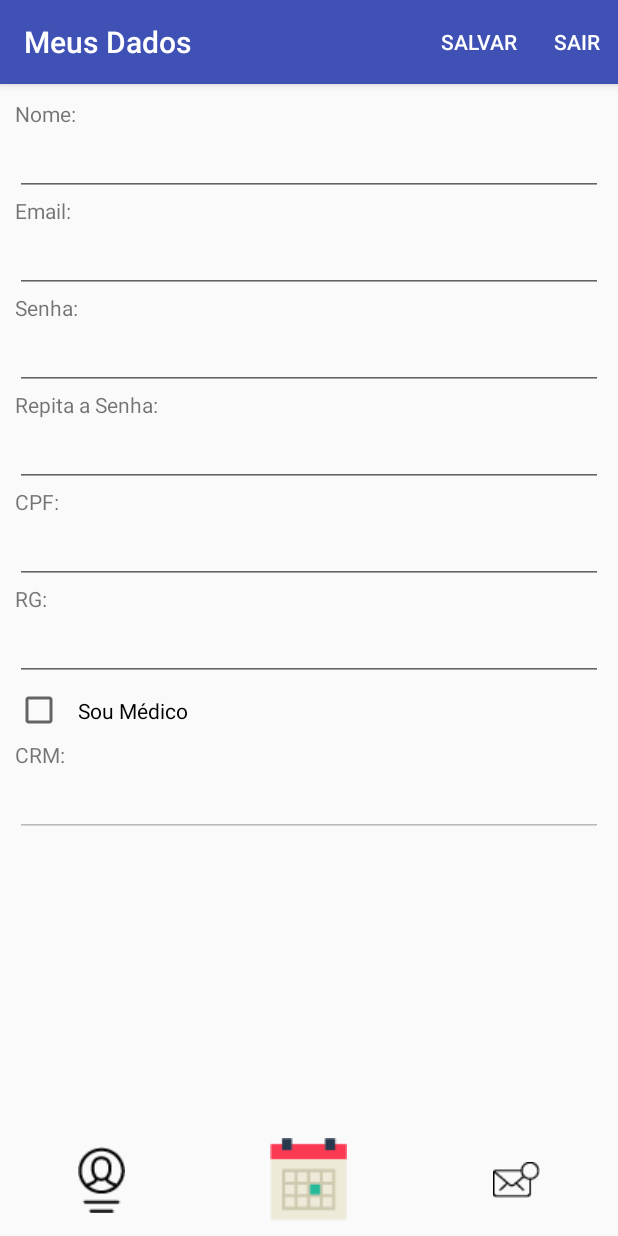
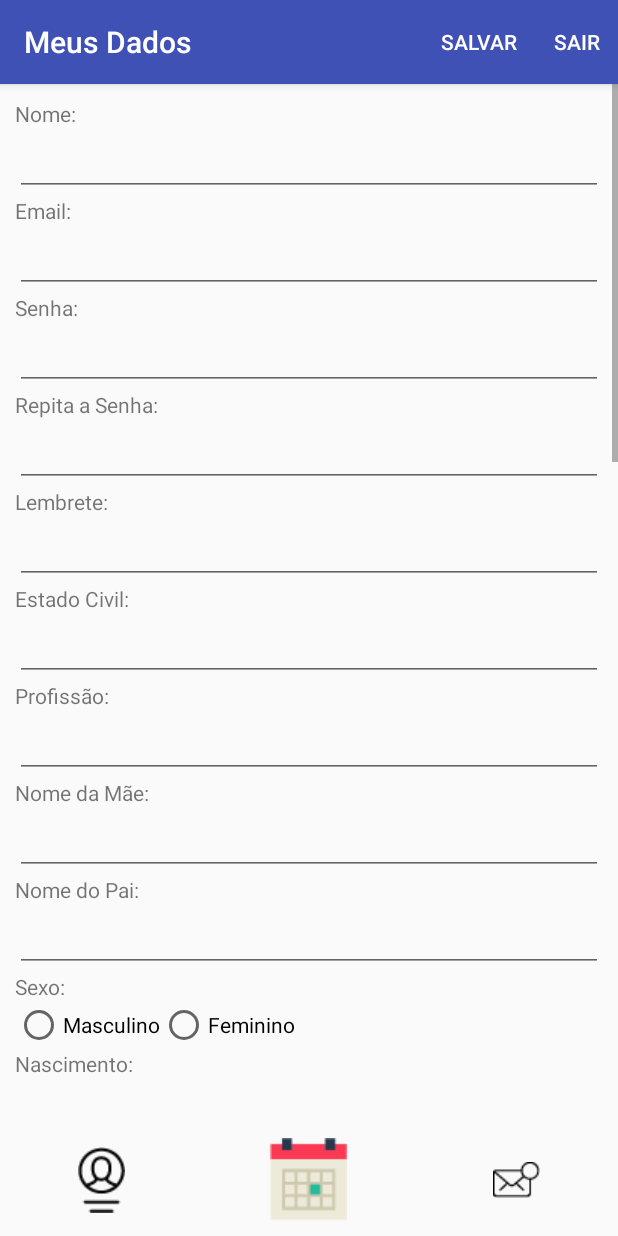
Before and after one commit to 2Luglios/ConfirmaConsulta, an Android app: the screen it shows after launch once a user with an empty profile is signed in (PrincipalActivity), after a tap on an icon or button, on a phone screen of 412 x 824 dp. Run offline under Robolectric (Android 15) with nearby library versions, the phone set to English and light mode, and no system bars; our stand-ins replace Firebase (no records; nobody signed in at launch, a user with empty details on screens opened directly).

Commit message:
Formulario completo no android

```diff
--- a/ConfirmaConsultaDroid/app/src/main/java/br/com/a2luglios/confirmaconsultadroid/fragment/FragmentMeusDados.java
+++ b/ConfirmaConsultaDroid/app/src/main/java/br/com/a2luglios/confirmaconsultadroid/fragment/FragmentMeusDados.java
@@ -4,20 +4,24 @@ import android.content.Intent;
 import android.os.Bundle;
 import android.support.annotation.Nullable;
 import android.support.v4.app.Fragment;
+import android.util.SparseBooleanArray;
 import android.view.LayoutInflater;
 import android.view.Menu;
 import android.view.MenuInflater;
 import android.view.MenuItem;
 import android.view.View;
 import android.view.ViewGroup;
+import android.widget.ArrayAdapter;
 import android.widget.CheckBox;
 import android.widget.CompoundButton;
 import android.widget.EditText;
+import android.widget.ListView;
 import android.widget.Toast;
 
 import com.google.firebase.auth.FirebaseUser;
 
 import java.util.ArrayList;
+import java.util.Arrays;
 
 import br.com.a2luglios.confirmaconsultadroid.PrincipalActivity;
 import br.com.a2luglios.confirmaconsultadroid.R;
@@ -42,6 +46,9 @@ public class FragmentMeusDados extends Fragment {
     private EditText campoRG;
     private CheckBox checkSouMedico;
     private EditText campoCRM;
+    private ListView listaEspecialidades;
+    private ListView listaPlanos;
+    private ListView listaConsultorios;
 
     @Nullable
     @Override
@@ -58,6 +65,18 @@ public class FragmentMeusDados extends Fragment {
         campoRG = (EditText) meusDados.findViewById(R.id.campoRG);
         checkSouMedico = (CheckBox) meusDados.findViewById(R.id.checkSouMedico);
         campoCRM = (EditText) meusDados.findViewById(R.id.campoCRM);
+
+        listaEspecialidades = (ListView) meusDados.findViewById(R.id.listaEspecialidades);
+        listaEspecialidades.setChoiceMode(ListView.CHOICE_MODE_MULTIPLE);
+        listaEspecialidades.setAdapter(new ArrayAdapter<String>(getContext(), android.R.layout.simple_list_item_multiple_choice, Arrays.asList("la", "lala", "lalala")));
+
+        listaPlanos = (ListView) meusDados.findViewById(R.id.listaPlanos);
+        listaPlanos.setChoiceMode(ListView.CHOICE_MODE_MULTIPLE);
+        listaPlanos.setAdapter(new ArrayAdapter<String>(getContext(), android.R.layout.simple_list_item_multiple_choice, Arrays.asList("la", "lala", "lalala")));
+
+        listaConsultorios = (ListView) meusDados.findViewById(R.id.listaConsultorios);
+        listaConsultorios.setChoiceMode(ListView.CHOICE_MODE_MULTIPLE);
+        listaConsultorios.setAdapter(new ArrayAdapter<String>(getContext(), android.R.layout.simple_list_item_multiple_choice, Arrays.asList("la", "lala", "lalala")));
 
         Usuario usuario = new Preferencias(getContext()).getUsuario();
         if ( usuario.getToken().equals("") ) {
@@ -154,4 +173,34 @@ public class FragmentMeusDados extends Fragment {
         }
         return super.onOptionsItemSelected(item);
     }
+
+    public void pegaClicado(View v) {
+//        SparseBooleanArray checked = listView.getCheckedItemPositions();
+//        ArrayList<String> selectedItems = new ArrayList<String>();
+//        for (int i = 0; i < checked.size(); i++) {
+//            // Item position in adapter
+//            int position = checked.keyAt(i);
+//            // Add sport if it is checked i.e.) == TRUE!
+//            if (checked.valueAt(i))
+//                selectedItems.add(adapter.getItem(position));
+//        }
+//
+//        String[] outputStrArr = new String[selectedItems.size()];
+//
+//        for (int i = 0; i < selectedItems.size(); i++) {
+//            outputStrArr[i] = selectedItems.get(i);
+//        }
+//
+//        Intent intent = new Intent(getContext(),ResultActivity.class);
+//
+//        // Create a bundle object
+//        Bundle b = new Bundle();
+//        b.putStringArray("selectedItems", outputStrArr);
+//
+//        // Add the bundle to the intent.
+//        intent.putExtras(b);
+//
+//        // start the ResultActivity
+//        startActivity(intent);
+    }
 }
--- a/ConfirmaConsultaDroid/app/src/main/java/br/com/a2luglios/confirmaconsultadroid/modelo/MapContato.java
+++ b/ConfirmaConsultaDroid/app/src/main/java/br/com/a2luglios/confirmaconsultadroid/modelo/MapContato.java
@@ -11,7 +11,8 @@ public class MapContato implements MapaFirebase {
 
     private String email;
     private String celular;
-    private String telefone;
+    private String telefoneResidencial;
+    private String telefoneComercial;
     private String contatoEmergencia;
     private String telefoneEmergencia;
 
@@ -31,12 +32,20 @@ public class MapContato implements MapaFirebase {
         this.celular = celular;
     }
 
-    public String getTelefone() {
-        return telefone;
+    public String getTelefoneResidencial() {
+        return telefoneResidencial;
     }
 
-    public void setTelefone(String telefone) {
-        this.telefone = telefone;
+    public void setTelefoneResidencial(String telefoneResidencial) {
+        this.telefoneResidencial = telefoneResidencial;
+    }
+
+    public String getTelefoneComercial() {
+        return telefoneComercial;
+    }
+
+    public void setTelefoneComercial(String telefoneComercial) {
+        this.telefoneComercial = telefoneComercial;
     }
 
     public String getContatoEmergencia() {
@@ -60,7 +69,8 @@ public class MapContato implements MapaFirebase {
         Map<String, Object> mapa = new HashMap<>();
         mapa.put("email", email);
         mapa.put("celular", celular);
-        mapa.put("telefone", telefone);
+        mapa.put("telefoneComercial", telefoneComercial);
+        mapa.put("telefoneResidencial", telefoneResidencial);
         mapa.put("contatoEmergencia", contatoEmergencia);
         mapa.put("telefoneEmergencia", telefoneEmergencia);
         return mapa;
@@ -70,7 +80,8 @@ public class MapContato implements MapaFirebase {
     public void setMapa(Map<String, Object> mapa) {
         email = (String) mapa.get("email");
         celular = (String) mapa.get("celular");
-        telefone = (String) mapa.get("telefone");
+        telefoneComercial = (String) mapa.get("telefoneComercial");
+        telefoneResidencial = (String) mapa.get("telefoneResidencial");
         contatoEmergencia = (String) mapa.get("contatoEmergencia");
         telefoneEmergencia = (String) mapa.get("telefoneEmergencia");
     }
--- a/ConfirmaConsultaDroid/app/src/main/res/layout/fragment_meus_dados.xml
+++ b/ConfirmaConsultaDroid/app/src/main/res/layout/fragment_meus_dados.xml
@@ -63,6 +63,106 @@
             android:inputType="textPassword" />
 
         <TextView
+            android:id="@+id/txtLembrete"
+            android:layout_width="match_parent"
+            android:layout_height="wrap_content"
+            android:text="Lembrete:" />
+
+        <EditText
+            android:id="@+id/campoLembrete"
+            android:layout_width="match_parent"
+            android:layout_height="wrap_content"
+            android:ems="10"
+            android:inputType="text" />
+
+        <TextView
+            android:id="@+id/txtEstadoCivil"
+            android:layout_width="match_parent"
+            android:layout_height="wrap_content"
+            android:text="Estado Civil:" />
+
+        <EditText
+            android:id="@+id/campoEstadoCivil"
+            android:layout_width="match_parent"
+            android:layout_height="wrap_content"
+            android:ems="10"
+            android:inputType="text" />
+
+        <TextView
+            android:id="@+id/txtProfissao"
+            android:layout_width="match_parent"
+            android:layout_height="wrap_content"
+            android:text="Profissão:" />
+
+        <EditText
+            android:id="@+id/campoProfissao"
+            android:layout_width="match_parent"
+            android:layout_height="wrap_content"
+            android:ems="10"
+            android:inputType="text" />
+
+        <TextView
+            android:id="@+id/txtNomeMae"
+            android:layout_width="match_parent"
+            android:layout_height="wrap_content"
+            android:text="Nome da Mãe:" />
+
+        <EditText
+            android:id="@+id/campoNomeMae"
+            android:layout_width="match_parent"
+            android:layout_height="wrap_content"
+            android:ems="10"
+            android:inputType="text" />
+
+        <TextView
+            android:id="@+id/txtNomePai"
+            android:layout_width="match_parent"
+            android:layout_height="wrap_content"
+            android:text="Nome do Pai:" />
+
+        <EditText
+            android:id="@+id/campoNomePai"
+            android:layout_width="match_parent"
+            android:layout_height="wrap_content"
+            android:ems="10"
+            android:inputType="text" />
+
+        <TextView
+            android:id="@+id/txtSexo"
+            android:layout_width="match_parent"
+            android:layout_height="wrap_content"
+            android:text="Sexo:" />
+
+        <RadioGroup
+            android:layout_width="match_parent"
+            android:layout_height="wrap_content"
+            android:orientation="horizontal">
+            <RadioButton
+                android:id="@+id/sexoMasculino"
+                android:text="Masculino"
+                android:layout_width="wrap_content"
+                android:layout_height="wrap_content" />
+            <RadioButton
+                android:id="@+id/sexoFeminino"
+                android:text="Feminino"
+                android:layout_width="wrap_content"
+                android:layout_height="wrap_content" />
+        </RadioGroup>
+
+        <TextView
+            android:id="@+id/txtNascimento"
+            android:layout_width="match_parent"
+            android:layout_height="wrap_content"
+            android:text="Nascimento:" />
+
+        <DatePicker
+            android:id="@+id/dateNascimento"
+            android:layout_width="match_parent"
+            android:layout_height="wrap_content"
+            android:datePickerMode="spinner"
+            android:calendarViewShown="false"/>
+
+        <TextView
             android:id="@+id/txtCPF"
             android:layout_width="match_parent"
             android:layout_height="wrap_content"
@@ -109,6 +209,56 @@
             android:enabled="false"
             android:inputType="textPersonName" />
 
+        <TextView
+            android:id="@+id/txtEspecialidades"
+            android:layout_width="match_parent"
+            android:layout_height="wrap_content"
+            android:text="Especialidades:" />
+
+        <ListView
+            android:id="@+id/listaEspecialidades"
+            android:layout_width="match_parent"
+            android:layout_height="200dp"/>
+
+        <TextView
+            android:id="@+id/txtPlanos"
+            android:layout_width="match_parent"
+            android:layout_height="wrap_content"
+            android:text="Especialidades:" />
+
+        <ListView
+            android:id="@+id/listaPlanos"
+            android:layout_width="match_parent"
+            android:layout_height="200dp"/>
+
+        <TextView
+            android:id="@+id/txtConsultorios"
+            android:layout_width="match_parent"
+            android:layout_height="wrap_content"
+            android:text="Especialidades:" />
+
+        <ListView
+            android:id="@+id/listaConsultorios"
+            android:layout_width="match_parent"
+            android:layout_height="200dp"/>
+
+        <TextView
+            android:id="@+id/txtMiniCurriculum"
+            android:layout_width="match_parent"
+            android:layout_height="wrap_content"
+            android:text="Mini Curriculum:" />
+
+        <EditText
+            android:id="@+id/campoMiniCurriculum"
+            android:gravity="top|left"
+            android:scrollbars="vertical"
+            android:lines="6"
+            android:minLines="4"
+            android:maxLines="10"
+            android:inputType="textMultiLine"
+            android:layout_width="match_parent"
+            android:layout_height="wrap_content"
+            android:ems="10" />
     </LinearLayout>
 
 </ScrollView>
--- a/ConfirmaConsultaDroid/app/src/main/res/layout/item_remedio_layout.xml
+++ b/ConfirmaConsultaDroid/app/src/main/res/layout/item_propaganda_layout.xml
@@ -3,9 +3,4 @@
     android:orientation="vertical" android:layout_width="match_parent"
     android:layout_height="match_parent">
 
-    <TextView
-        android:id="@+id/remedio"
-        android:layout_width="match_parent"
-        android:layout_height="wrap_content"
-        android:text="TextView" />
 </LinearLayout>
```
Also changed, not shown: ConfirmaConsultaDroid/app/src/main/java/TODO.txt (+0 -25 lines), ConfirmaConsultaDroid/app/src/main/java/br/com/a2luglios/confirmaconsultadroid/fragment/FragmentNotificacoes.java (+19 -47 lines), ConfirmaConsultaDroid/app/src/main/java/br/com/a2luglios/confirmaconsultadroid/modelo/Sexo.java (added, +11 -0 lines), ConfirmaConsultaDroid/app/src/main/java/br/com/a2luglios/confirmaconsultadroid/modelo/Usuario.java (+65 -18 lines), ConfirmaConsultaDroid/app/src/main/res/layout/item_mensagem_layout.xml (added, +10 -0 lines).
